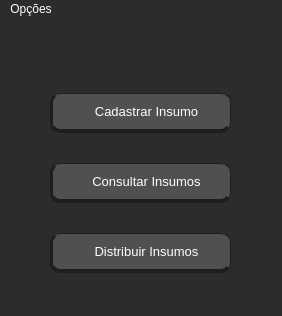
andersoncoutinho/Linguagem-de-Programacao-I, file Projeto 2/JanelaPrincipal.ui: the form before one commit.
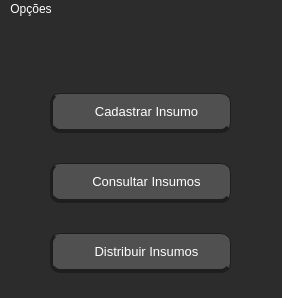
The form after the commit. Icons and pictures are not drawn.

What changed in the file:
```diff
--- a/Projeto 2/JanelaPrincipal.ui
+++ b/Projeto 2/JanelaPrincipal.ui
@@ -10,7 +10,7 @@
     <x>0</x>
     <y>0</y>
     <width>282</width>
-    <height>316</height>
+    <height>298</height>
    </rect>
   </property>
   <property name="sizePolicy">
```
Left out of the diff: 28 changed lines with no effect on the pictures.
